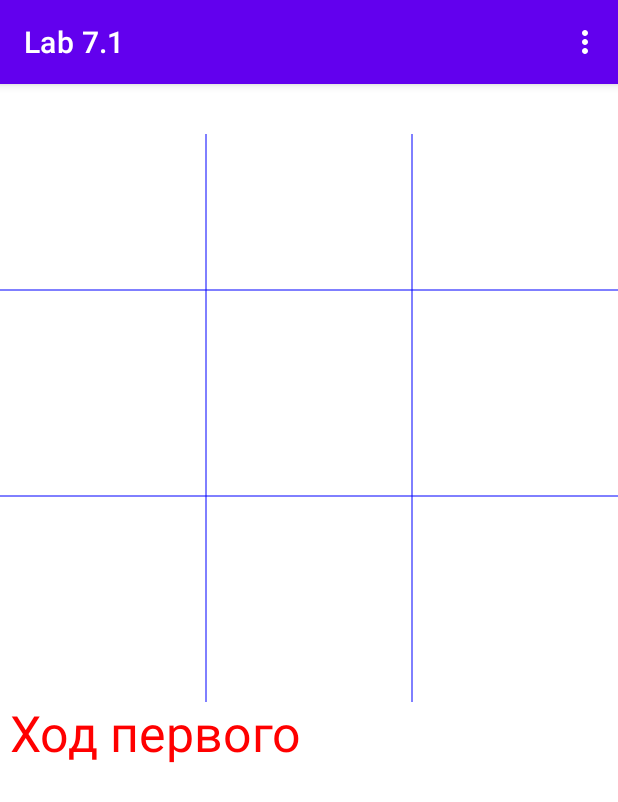
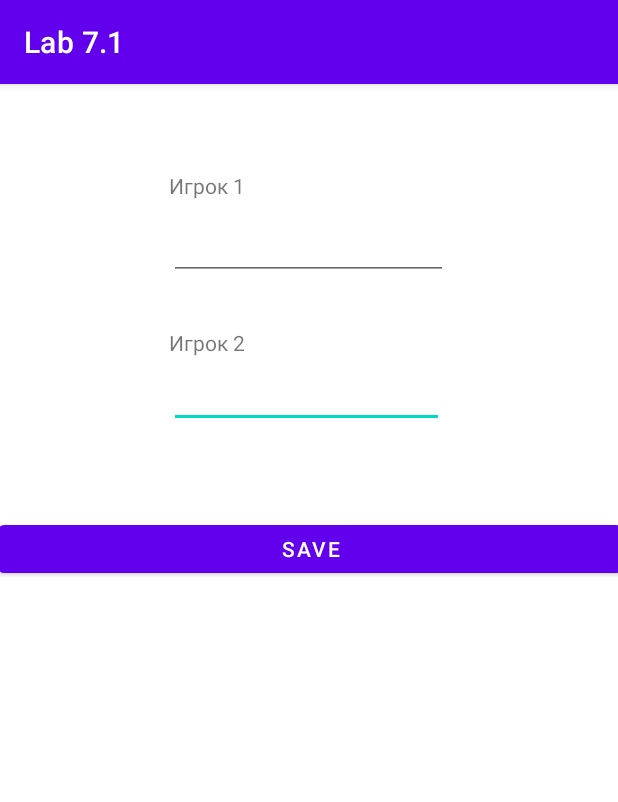
Before and after one commit to Yekteniya2202/AndroidDevelopment, an Android app: the screen it shows after launch (MainActivity), on a phone screen of 412 x 824 dp. Shown: the top 802 px of the screen. Run offline under Robolectric (Android 15) with nearby library versions, the phone set to English and light mode, and no system bars.

Commit message:
Lab7.1 tmp work

```diff
--- a/Lab71/app/build.gradle
+++ b/Lab71/app/build.gradle
@@ -22,8 +22,8 @@ android {
         }
     }
     compileOptions {
-        sourceCompatibility JavaVersion.VERSION_1_8
-        targetCompatibility JavaVersion.VERSION_1_8
+        sourceCompatibility JavaVersion.VERSION_1_9
+        targetCompatibility JavaVersion.VERSION_1_9
     }
 }
 
--- a/Lab71/app/src/main/AndroidManifest.xml
+++ b/Lab71/app/src/main/AndroidManifest.xml
@@ -14,6 +14,9 @@
         android:theme="@style/Theme.Lab71"
         tools:targetApi="31">
         <activity
+            android:name=".GameActivity"
+            android:exported="false" />
+        <activity
             android:name=".MainActivity"
             android:exported="true">
             <intent-filter>
--- a/Lab71/app/src/main/java/com/example/lab71/DrawView.java
+++ b/Lab71/app/src/main/java/com/example/lab71/DrawView.java
@@ -1,6 +1,7 @@
 package com.example.lab71;
 
 import android.content.Context;
+import android.content.SharedPreferences;
 import android.graphics.Bitmap;
 import android.graphics.BitmapFactory;
 import android.graphics.Canvas;
@@ -27,7 +28,7 @@ public class DrawView extends View {
     public boolean onTouchEvent(MotionEvent event) {
 
         if (game.getRun() != 0) {
-            MainActivity.sound.play();
+            GameActivity.sound.play();
             float X = event.getX();
             float Y = event.getY();
 
@@ -73,16 +74,18 @@ public class DrawView extends View {
         canvas.drawLine(2 * w / 3, 50, 2 * w / 3, w, p);
         for (int i = 0; i < 3; i++)
             for (int j = 0; j < 3; j++)
-                if (game.get(i, j) == 1) DrawPic1(canvas, 50 + i * w / 3, 50 + j * w / 3);
-                else if (game.get(i, j) == 2) DrawPic2(canvas, 50 + i * w / 3, 50 + j * w / 3);
+                if (game.get(i, j) == 1) DrawPic1(canvas, 20 + i * w / 3, 20 + j * w / 3);
+                else if (game.get(i, j) == 2) DrawPic2(canvas, 20 + i * w / 3, 20 + j * w / 3);
 
         String s = "";
         int stat = game.check();
-        if (stat == 0 && game.getPlayer() == 1) s = "Ход первого";
-        if (stat == 0 && game.getPlayer() == 2) s = "Ход второго";
+        SharedPreferences sharedPreferences = MainActivity.settings;
 
-        if (stat != 0 && game.getPlayer() == 2) s = "Первый победил";
-        if (stat != 0 && game.getPlayer() == 1) s = "Второй победил";
+        if (stat == 0 && game.getPlayer() == 1) s = "Ход " + sharedPreferences.getString("player1", "первого");
+        if (stat == 0 && game.getPlayer() == 2) s = "Ход " + sharedPreferences.getString("player2", "второго");
+
+        if (stat != 0 && game.getPlayer() == 2) s = sharedPreferences.getString("player1", "Первый") + " победил";
+        if (stat != 0 && game.getPlayer() == 1) s = sharedPreferences.getString("player2", "Второй") + " победил";
 
         p.setColor(Color.RED);
         p.setStrokeMiter(50);
--- a/Lab71/app/src/main/java/com/example/lab71/MainActivity.java
+++ b/Lab71/app/src/main/java/com/example/lab71/MainActivity.java
@@ -2,55 +2,48 @@ package com.example.lab71;
 
 import androidx.appcompat.app.AppCompatActivity;
 
+import android.content.Intent;
+import android.content.SharedPreferences;
 import android.media.AudioManager;
 import android.media.MediaPlayer;
 import android.media.SoundPool;
 import android.os.Bundle;
 import android.view.Menu;
 import android.view.MenuItem;
+import android.view.View;
+import android.widget.EditText;
+
+import java.util.Set;
 
 public class MainActivity extends AppCompatActivity {
 
-    static MediaPlayer musicMediaPlayer;
-    static Sound sound;
+    private static final String PLAYERS = "Players";
+
+    static SharedPreferences settings;
     @Override
     protected void onCreate(Bundle savedInstanceState) {
         super.onCreate(savedInstanceState);
-        setContentView(new DrawView(this));
+        setContentView(R.layout.activity_main);
 
-        musicMediaPlayer = MediaPlayer.create(this, R.raw.music);
-        SoundPool soundPool = new SoundPool(1, AudioManager.STREAM_MUSIC, 0);
-        int soundId = soundPool.load(this, R.raw.sound, 1);
-        sound = new Sound(soundPool);
-        sound.setSoundId(soundId);
-        musicMediaPlayer.setLooping(true);
+        settings = getSharedPreferences(PLAYERS, MODE_PRIVATE);
     }
 
 
-    public boolean onCreateOptionsMenu(Menu menu){
-        getMenuInflater().inflate(R.menu.mymenu, menu);
-        return true;
+    public void saveNames(View view) {
+        // получаем введенное имя
+        EditText name1Box = findViewById(R.id.editTextTextPersonName1);
+        EditText name2Box = findViewById(R.id.editTextTextPersonName2);
+        String name1 = name1Box.getText().toString();
+        String name2 = name2Box.getText().toString();
+        // сохраняем его в настройках
+        SharedPreferences.Editor prefEditor = settings.edit();
+        if (!name1.isEmpty()) prefEditor.putString("player1", name1);
+        if (!name2.isEmpty()) prefEditor.putString("player2", name2);
+        prefEditor.apply();
+
+
+        Intent intent = new Intent(this, GameActivity.class);
+        startActivity(intent);
     }
 
-    public boolean onOptionsItemSelected(MenuItem menuItem){
-        int id = menuItem.getItemId();
-
-        switch (id){
-            case R.id.music:
-                menuItem.setChecked(!menuItem.isChecked());
-                if(!musicMediaPlayer.isPlaying())
-                    musicMediaPlayer.start();
-                else
-                    musicMediaPlayer.pause();
-                return true;
-            case R.id.sounds:
-                menuItem.setChecked(!menuItem.isChecked());
-                if (!sound.isEnabled())
-                    sound.setEnabled(true);
-                else
-                    sound.setEnabled(false);
-                return true;
-        }
-        return super.onOptionsItemSelected(menuItem);
-    }
 }
--- a/Lab71/app/src/main/res/layout/activity_main.xml
+++ b/Lab71/app/src/main/res/layout/activity_main.xml
@@ -7,12 +7,71 @@
     tools:context=".MainActivity">
 
     <TextView
+        android:id="@+id/textView2"
         android:layout_width="wrap_content"
         android:layout_height="wrap_content"
-        android:text="Hello World!"
+        android:layout_marginStart="112dp"
+        android:layout_marginTop="14dp"
+        android:layout_marginEnd="248dp"
+        android:text="Игрок 2"
+        app:layout_constraintBottom_toTopOf="@+id/editTextTextPersonName2"
+        app:layout_constraintEnd_toEndOf="parent"
+        app:layout_constraintStart_toStartOf="parent"
+        app:layout_constraintTop_toBottomOf="@+id/editTextTextPersonName1" />
+
+    <EditText
+        android:id="@+id/editTextTextPersonName2"
+        android:layout_width="183dp"
+        android:layout_height="47dp"
+        android:layout_marginStart="112dp"
+        android:layout_marginEnd="116dp"
+        android:layout_marginBottom="34dp"
+        android:ems="10"
+        android:inputType="textPersonName"
+        app:layout_constraintBottom_toTopOf="@+id/button"
+        app:layout_constraintEnd_toEndOf="parent"
+        app:layout_constraintStart_toStartOf="parent"
+        app:layout_constraintTop_toBottomOf="@+id/textView2" />
+
+    <Button
+        android:id="@+id/button"
+        android:layout_width="416dp"
+        android:layout_height="44dp"
+        android:layout_marginTop="24dp"
+        android:layout_marginBottom="436dp"
+        android:onClick="saveNames"
+        android:text="Save"
         app:layout_constraintBottom_toBottomOf="parent"
         app:layout_constraintEnd_toEndOf="parent"
         app:layout_constraintStart_toStartOf="parent"
+        app:layout_constraintTop_toBottomOf="@+id/editTextTextPersonName2" />
+
+    <EditText
+        android:id="@+id/editTextTextPersonName1"
+        android:layout_width="186dp"
+        android:layout_height="42dp"
+        android:layout_marginStart="112dp"
+        android:layout_marginTop="5dp"
+        android:layout_marginEnd="113dp"
+        android:layout_marginBottom="18dp"
+        android:ems="10"
+        android:inputType="textPersonName"
+        app:layout_constraintBottom_toTopOf="@+id/textView2"
+        app:layout_constraintEnd_toEndOf="parent"
+        app:layout_constraintStart_toStartOf="parent"
+        app:layout_constraintTop_toBottomOf="@+id/textView" />
+
+    <TextView
+        android:id="@+id/textView"
+        android:layout_width="wrap_content"
+        android:layout_height="wrap_content"
+        android:layout_marginStart="112dp"
+        android:layout_marginTop="58dp"
+        android:layout_marginEnd="248dp"
+        android:layout_marginBottom="5dp"
+        android:text="Игрок 1"
+        app:layout_constraintBottom_toTopOf="@+id/editTextTextPersonName1"
+        app:layout_constraintEnd_toEndOf="parent"
+        app:layout_constraintStart_toStartOf="parent"
         app:layout_constraintTop_toTopOf="parent" />
-
 </androidx.constraintlayout.widget.ConstraintLayout>
```
Also changed, not shown: Lab71/app/src/main/java/com/example/lab71/GameActivity.java (added, +61 -0 lines), Lab71/app/src/main/res/layout/activity_game.xml (added, +9 -0 lines).
